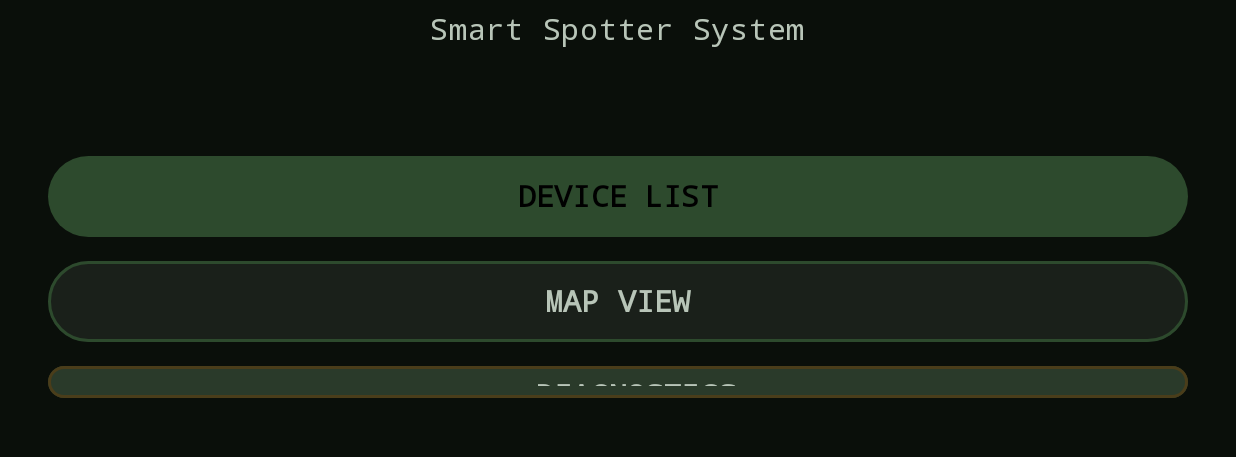
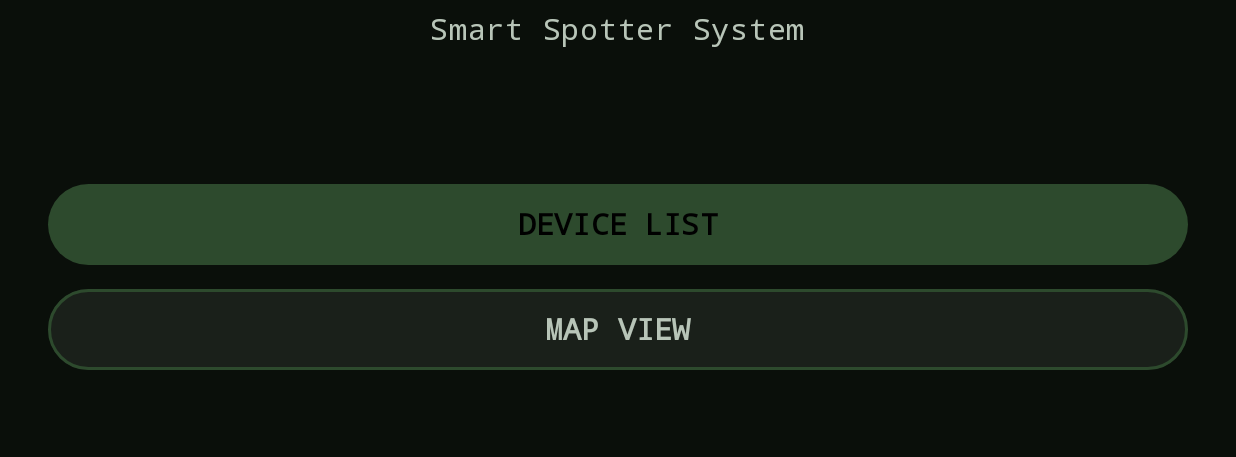
Before and after one commit to Gofnax/SnipeIt, an Android app built with Jetpack Compose: the screen it shows after launch (MainActivity), on a phone screen of 824 x 412 dp (held sideways), the part 160-617 px from its top. Run offline under Robolectric (Android 15) with nearby library versions, the phone set to English and light mode, and no system bars; libraries missing offline, so code that uses them is left out: org.java_websocket.client, org.java_websocket.handshake.

```diff
--- a/app/src/main/java/com/example/mysnipeit/ui/dashboard/DashboardScreen.kt
+++ b/app/src/main/java/com/example/mysnipeit/ui/dashboard/DashboardScreen.kt
@@ -32,6 +32,7 @@ fun DashboardScreen(
     onConnectClick: () -> Unit,
     onDisconnectClick: () -> Unit,
     onTargetSelect: (String) -> Unit = {},  // ← NEW: Selection callback
+    onTargetLockToggle: (String, Boolean) -> Unit = { _, _ -> },  // ← NEW: Lock/unlock callback
     onBackClick: () -> Unit = {},
     onMenuClick: () -> Unit = {}
 ) {
@@ -63,6 +64,7 @@ fun DashboardScreen(
                 shootingSolution = shootingSolution,
                 selectedTargetId = selectedTargetId,
                 onTargetSelect = onTargetSelect,
+                onTargetLockToggle = onTargetLockToggle,
                 modifier = Modifier.fillMaxSize()
             )
         }
@@ -314,6 +316,7 @@ private fun VideoFeedSection(
     shootingSolution: ShootingSolution?,
     selectedTargetId: String?,
     onTargetSelect: (String) -> Unit,
+    onTargetLockToggle: (String, Boolean) -> Unit,
     modifier: Modifier = Modifier
 ) {
     TacticalVideoPlayer(
@@ -324,6 +327,7 @@ private fun VideoFeedSection(
             Log.d("Dashboard", "Target clicked: ${target.id}")
         },
         onTargetSelect = onTargetSelect,  // ← NEW: Pass callback
+        onTargetLockToggle = onTargetLockToggle,  // ← NEW: Pass lock/unlock callback
         modifier = modifier
     )
 }
--- a/app/src/main/java/com/example/mysnipeit/ui/home/HomeScreen.kt
+++ b/app/src/main/java/com/example/mysnipeit/ui/home/HomeScreen.kt
@@ -17,8 +17,7 @@ import com.example.mysnipeit.ui.theme.*
 @Composable
 fun HomeScreen(
     onDeviceListClick: () -> Unit,
-    onMapClick: () -> Unit,
-    onDiagnosticsClick: () -> Unit = {}
+    onMapClick: () -> Unit
 ) {
     // Debug logging
     Log.d("HomeScreen", "HomeScreen composing...")
@@ -102,39 +101,6 @@ fun HomeScreen(
                 )
             }
 
-            // Diagnostics Button - WITH DEBUG LOGGING
-            Button(
-                onClick = {
-                    onDiagnosticsClick()
-                                    },
-                modifier = Modifier
-                    .fillMaxWidth()
-                    .height(70.dp)
-                    .padding(vertical = 8.dp),
-                colors = ButtonDefaults.buttonColors(
-                    containerColor = MilitaryBorderColor
-                ),
-                border = androidx.compose.foundation.BorderStroke(2.dp, MilitaryWarningAmber)
-            ) {
-                Row(
-                    horizontalArrangement = Arrangement.Center,
-                    verticalAlignment = Alignment.CenterVertically
-                ) {
-                    Text(
-                        text = "⚙ ",
-                        fontSize = 20.sp,
-                        color = MilitaryWarningAmber
-                    )
-                    Text(
-                        text = "DIAGNOSTICS",
-                        fontSize = 20.sp,
-                        fontWeight = FontWeight.Bold,
-                        fontFamily = FontFamily.Monospace,
-                        color = MilitaryTextPrimary
-                    )
-                }
-            }
-
             Spacer(modifier = Modifier.weight(1f))
 
 //            Text(
```
Also changed, not shown: app/src/main/java/com/example/mysnipeit/MainActivity.kt (+67 -4 lines), app/src/main/java/com/example/mysnipeit/data/network/RaspberryPiClient.kt (+66 -5 lines), app/src/main/java/com/example/mysnipeit/data/repository/SniperRepository.kt (+8 -0 lines), app/src/main/java/com/example/mysnipeit/ui/dashboard/TacticalVideoPlayer.kt (+26 -16 lines), app/src/main/java/com/example/mysnipeit/viewmodel/SniperViewModel.kt (+8 -0 lines).
